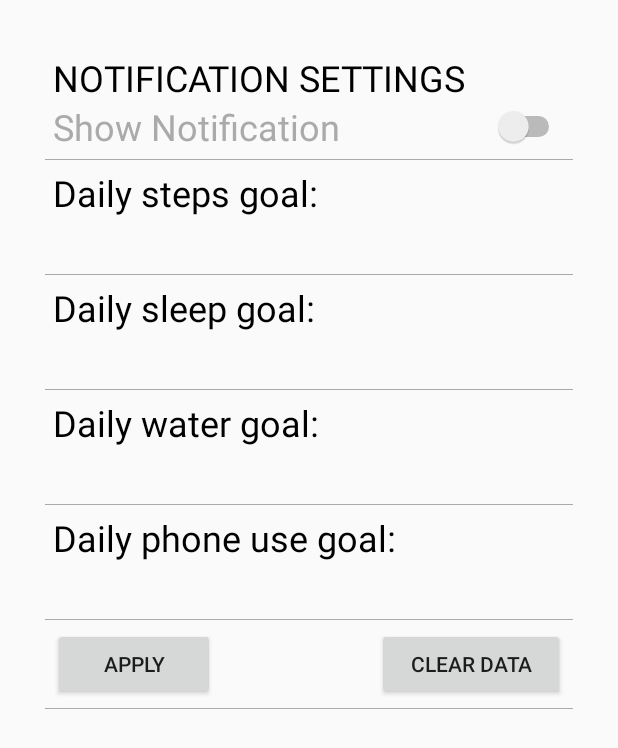
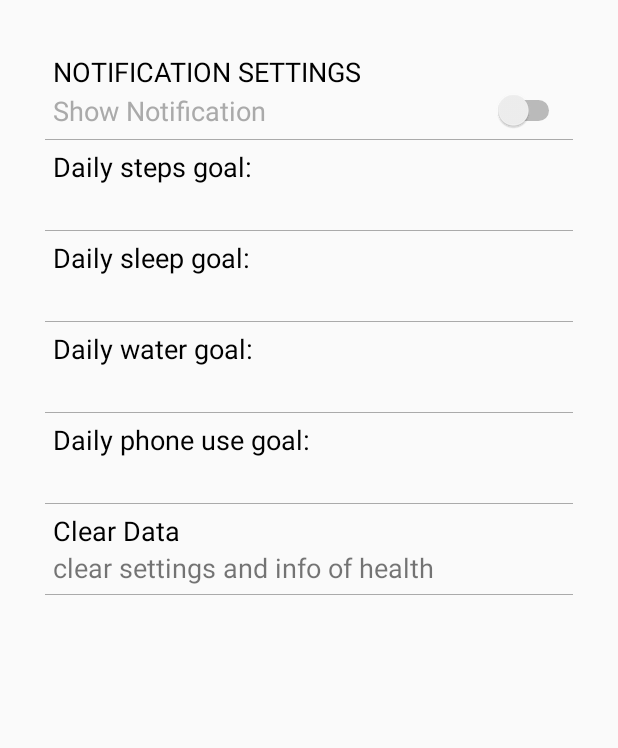
Before and after one commit to conwayok/SelfHealth, an Android app: the SettingsActivity screen opened directly, with no data from a screen before it, on a phone screen of 412 x 824 dp. Shown: the top 748 px of the screen. Run offline under Robolectric (Android 15) with nearby library versions, the phone set to English and light mode, and no system bars; 9 statements that could not run were skipped.

Commit message:
settings activity modify

```diff
--- a/android/app/src/main/res/layout/activity_settings.xml
+++ b/android/app/src/main/res/layout/activity_settings.xml
@@ -30,7 +30,7 @@
                 android:text="NOTIFICATION SETTINGS"
                 android:textAlignment="viewStart"
                 android:textColor="@android:color/black"
-                android:textSize="24sp"
+                android:textSize="18sp"
                 tools:layout_editor_absoluteX="48dp"
                 tools:layout_editor_absoluteY="32dp" />
 
@@ -40,7 +40,7 @@
                 android:layout_height="wrap_content"
                 android:text="Show Notification "
                 android:textColor="@android:color/darker_gray"
-                android:textSize="24sp"
+                android:textSize="18sp"
                 tools:layout_editor_absoluteX="32dp"
                 tools:layout_editor_absoluteY="52dp" />
         </LinearLayout>
@@ -68,7 +68,7 @@
                 android:layout_height="wrap_content"
                 android:text="Daily steps goal: "
                 android:textColor="@android:color/black"
-                android:textSize="24sp"
+                android:textSize="18sp"
                 tools:layout_editor_absoluteX="39dp"
                 tools:layout_editor_absoluteY="124dp" />
 
@@ -79,7 +79,7 @@
                 android:ems="10"
                 android:singleLine="true"
                 android:textAlignment="viewStart"
-                android:textSize="24sp"
+                android:textSize="18sp"
                 tools:layout_editor_absoluteX="208dp"
                 tools:layout_editor_absoluteY="143dp" />
         </LinearLayout>
@@ -107,7 +107,7 @@
                 android:layout_height="wrap_content"
                 android:text="Daily sleep goal: "
                 android:textColor="@android:color/black"
-                android:textSize="24sp"
+                android:textSize="18sp"
                 tools:layout_editor_absoluteX="0dp"
                 tools:layout_editor_absoluteY="215dp" />
 
@@ -118,7 +118,7 @@
                 android:ems="10"
                 android:singleLine="true"
                 android:textAlignment="viewStart"
-                android:textSize="24sp"
+                android:textSize="18sp"
                 tools:layout_editor_absoluteX="104dp"
                 tools:layout_editor_absoluteY="215dp" />
         </LinearLayout>
@@ -146,7 +146,7 @@
                 android:layout_height="wrap_content"
                 android:text="Daily water goal: "
                 android:textColor="@android:color/black"
-                android:textSize="24sp"
+                android:textSize="18sp"
                 tools:layout_editor_absoluteX="40dp"
                 tools:layout_editor_absoluteY="359dp" />
 
@@ -157,7 +157,7 @@
                 android:ems="10"
                 android:singleLine="true"
                 android:textAlignment="viewStart"
-                android:textSize="24sp"
+                android:textSize="18sp"
                 tools:layout_editor_absoluteX="146dp"
                 tools:layout_editor_absoluteY="359dp" />
         </LinearLayout>
@@ -185,7 +185,7 @@
                 android:layout_height="wrap_content"
                 android:text="Daily phone use goal: "
                 android:textColor="@android:color/black"
-                android:textSize="24sp"
+                android:textSize="18sp"
                 tools:layout_editor_absoluteX="40dp"
                 tools:layout_editor_absoluteY="287dp" />
 
@@ -196,7 +196,7 @@
                 android:ems="10"
                 android:singleLine="true"
                 android:textAlignment="viewStart"
-                android:textSize="24sp"
+                android:textSize="18sp"
                 tools:layout_editor_absoluteX="174dp"
                 tools:layout_editor_absoluteY="287dp" />
 
@@ -212,38 +212,38 @@
         </LinearLayout>
 
         <LinearLayout
+            android:id="@+id/clear_data_linear_layout"
             android:layout_width="match_parent"
             android:layout_height="wrap_content"
-            android:orientation="horizontal"
+            android:orientation="vertical"
             android:padding="5dp"
             tools:layout_editor_absoluteX="8dp"
             tools:layout_editor_absoluteY="391dp">
 
-            <Button
-                android:id="@+id/settings_apply_btn"
-                android:layout_width="wrap_content"
-                android:layout_height="wrap_content"
-                android:layout_weight="1"
-                android:text="apply"
-                tools:layout_editor_absoluteX="104dp"
-                tools:layout_editor_absoluteY="478dp" />
-
-            <Button
-                android:id="@+id/button"
-                android:layout_width="wrap_content"
-                android:layout_height="wrap_content"
-                android:layout_weight="1"
-                android:text="Button"
-                android:visibility="invisible" />
-
-            <Button
+            <TextView
                 android:id="@+id/clear_data_btn"
                 android:layout_width="wrap_content"
                 android:layout_height="wrap_content"
                 android:layout_weight="1"
                 android:text="Clear Data"
+                android:textColor="@android:color/black"
+                android:textSize="18sp"
                 tools:layout_editor_absoluteX="271dp"
                 tools:layout_editor_absoluteY="511dp" />
+
+            <TextView
+                android:id="@+id/daily_phone_use_goal_num3"
+                android:layout_width="match_parent"
+                android:layout_height="wrap_content"
+                android:layout_weight="1"
+                android:ems="10"
+                android:singleLine="true"
+                android:text="clear settings and info of health"
+                android:textAlignment="viewStart"
+                android:textSize="18sp"
+                tools:layout_editor_absoluteX="174dp"
+                tools:layout_editor_absoluteY="287dp" />
+
         </LinearLayout>
 
         <LinearLayout
```
Also changed, not shown: android/app/src/main/java/com/eebrian123tw/kable2580/selfhealth/SettingsActivity.java (+19 -48 lines).
